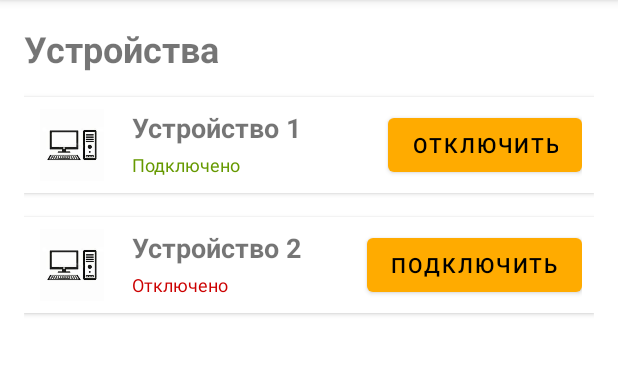
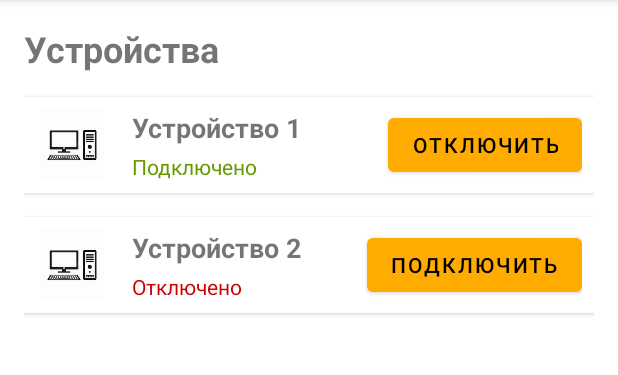
Before and after one commit to Khadyrov-Bekzhan/Tengiz_Bank, an Android app: the DevicesFragment screen opened through its navigation route, on a phone screen of 412 x 824 dp, the part 84-459 px from its top. Run offline under Robolectric (Android 15) with nearby library versions, the phone set to English and light mode, and no system bars; our stand-ins replace navigation-ui.

Commit message:
Save current state

```diff
--- a/app/src/main/res/layout/fragment_devices.xml
+++ b/app/src/main/res/layout/fragment_devices.xml
@@ -56,7 +56,7 @@
                     android:layout_width="wrap_content"
                     android:layout_height="wrap_content"
                     android:text="Подключено"
-                    android:textSize="12sp"
+                    android:textSize="14sp"
                     android:textColor="@android:color/holo_green_dark"
                     android:paddingTop="4dp" />
             </LinearLayout>
@@ -106,7 +106,7 @@
                     android:layout_width="wrap_content"
                     android:layout_height="wrap_content"
                     android:text="Отключено"
-                    android:textSize="12sp"
+                    android:textSize="14sp"
                     android:textColor="@android:color/holo_red_dark"
                     android:paddingTop="4dp" />
             </LinearLayout>
```
Also changed, not shown: 506 other files.
